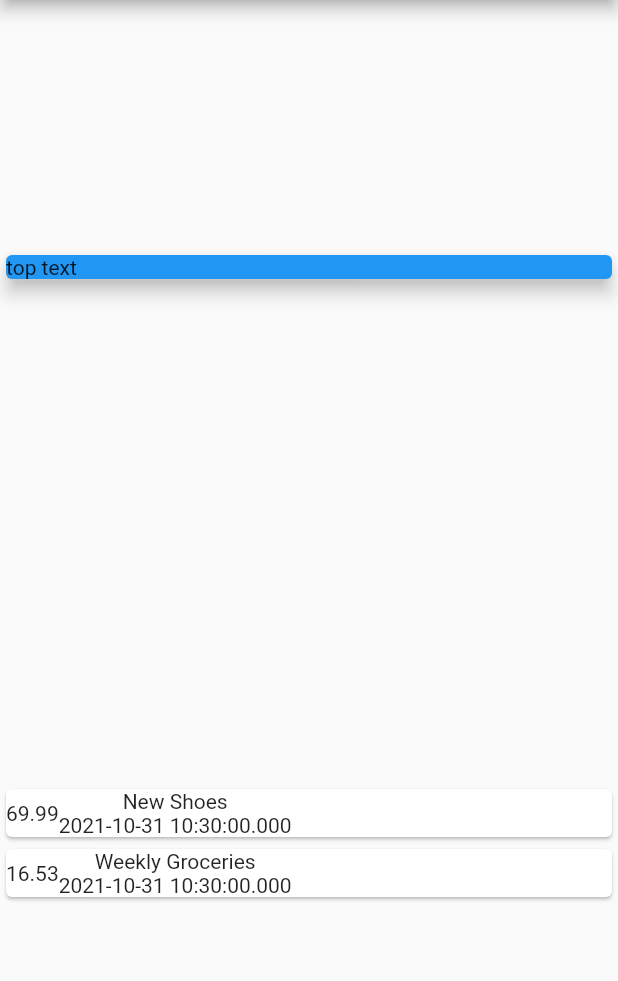
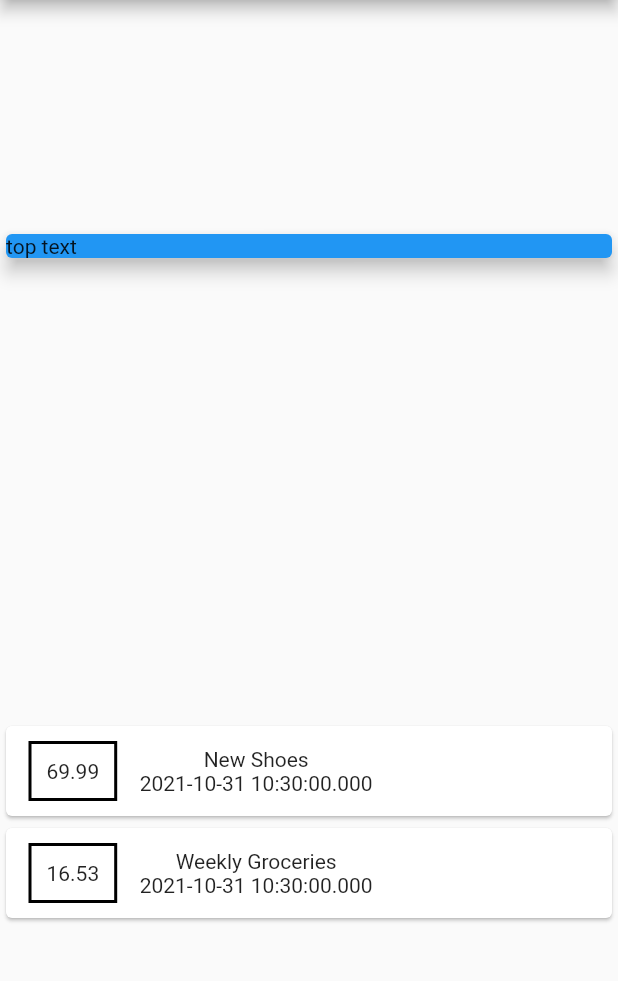
Before and after one commit to iqbalhasandev/Flutter-Expense-Planner-App, a Flutter app: the screen it shows after launch, on a phone screen of 412 x 824 dp, the part 84-1065 px from its top. Run offline on Flutter 3.47's test engine with Material 2 defaults, Android fonts, the phone set to English and light mode, and no system bars.

Commit message:
Styling a Container

```diff
--- a/lib/main.dart
+++ b/lib/main.dart
@@ -54,6 +54,12 @@ class MyHomePage extends StatelessWidget {
                 child: Row(
                   children: [
                     Container(
+                      margin:
+                          EdgeInsets.symmetric(vertical: 10, horizontal: 15),
+                      decoration: BoxDecoration(
+                        border: Border.all(color: Colors.black, width: 2),
+                      ),
+                      padding: EdgeInsets.all(10),
                       child: Text(tx.amount.toString() ?? ''),
                     ),
                     Column(
```
